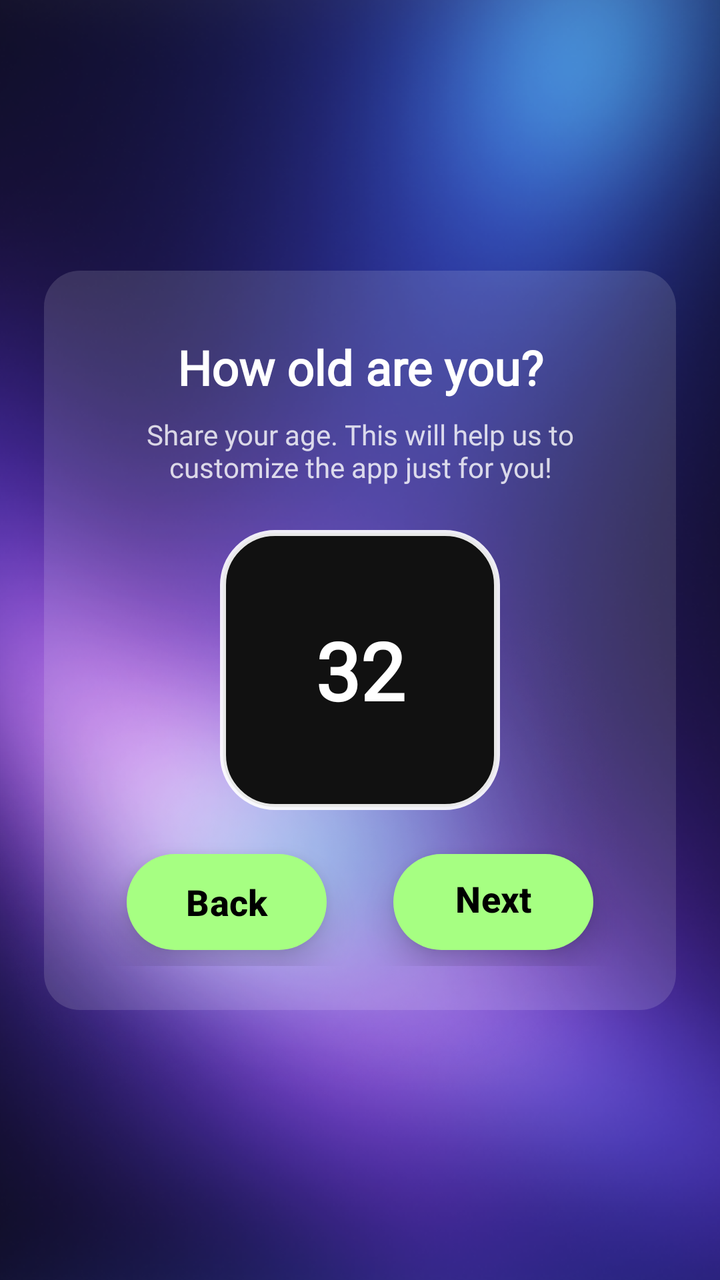
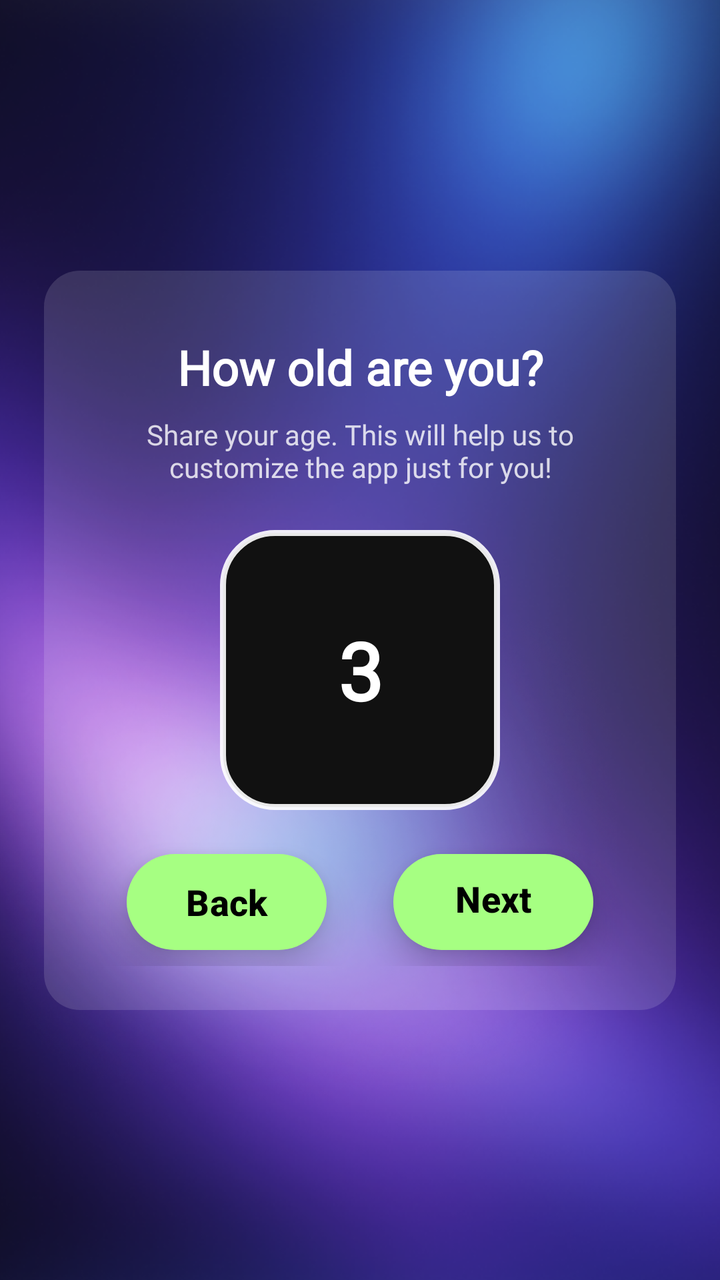

An Android layout rendered at two revisions. The XML below is the earlier revision; the diff shows what the commit changed to produce the second picture.
<!-- AndroidManifest.xml: application theme Theme.RecoveryAI -->
<!-- res/layout/activity_signup_four.xml -->
<?xml version="1.0" encoding="utf-8"?>
<androidx.constraintlayout.widget.ConstraintLayout
    xmlns:android="http://schemas.android.com/apk/res/android"
    xmlns:app="http://schemas.android.com/apk/res-auto"
    android:layout_width="match_parent"
    android:layout_height="match_parent">

    
    <ImageView
        android:id="@+id/bg"
        android:layout_width="0dp"
        android:layout_height="0dp"
        android:scaleType="centerCrop"
        android:src="@drawable/bg_auth"
        app:layout_constraintTop_toTopOf="parent"
        app:layout_constraintBottom_toBottomOf="parent"
        app:layout_constraintStart_toStartOf="parent"
        app:layout_constraintEnd_toEndOf="parent" />

    
    <FrameLayout
        android:id="@+id/card"
        android:layout_width="0dp"
        android:layout_height="wrap_content"
        android:layout_margin="22dp"
        android:background="@drawable/bg_glass"
        app:layout_constraintTop_toTopOf="parent"
        app:layout_constraintBottom_toBottomOf="parent"
        app:layout_constraintStart_toStartOf="parent"
        app:layout_constraintEnd_toEndOf="parent"
        app:layout_constraintVertical_bias="0.5">

        <androidx.constraintlayout.widget.ConstraintLayout
            android:layout_width="match_parent"
            android:layout_height="wrap_content"
            android:padding="22dp">

            
            <TextView
                android:id="@+id/title"
                android:layout_width="0dp"
                android:layout_height="wrap_content"
                android:text="How old are you?"
                android:textColor="@android:color/white"
                android:textSize="24sp"
                android:textStyle="bold"
                android:gravity="center"
                android:fontFamily="@font/inter_bold"
                android:layout_marginTop="10dp"
                app:layout_constraintTop_toTopOf="parent"
                app:layout_constraintStart_toStartOf="parent"
                app:layout_constraintEnd_toEndOf="parent" />

            
            <TextView
                android:id="@+id/subtitle"
                android:layout_width="0dp"
                android:layout_height="wrap_content"
                android:layout_marginTop="8dp"
                android:text="Share your age. This will help us to customize the app just for you!"
                android:textColor="#CCFFFFFF"
                android:textSize="14sp"
                android:gravity="center"
                android:fontFamily="@font/manrope_regular"
                app:layout_constraintTop_toBottomOf="@id/title"
                app:layout_constraintStart_toStartOf="parent"
                app:layout_constraintEnd_toEndOf="parent" />

            
            <TextView
                android:id="@+id/age"
                android:layout_width="140dp"
                android:layout_height="140dp"
                android:layout_marginTop="22dp"
                android:background="@drawable/metric_box"
                android:text="32"
                android:textColor="@android:color/white"
                android:textSize="40sp"
                android:textStyle="bold"
                android:gravity="center"
                android:fontFamily="@font/inter_bold"
                android:elevation="12dp"
                app:layout_constraintTop_toBottomOf="@id/subtitle"
                app:layout_constraintStart_toStartOf="parent"
                app:layout_constraintEnd_toEndOf="parent"
                app:layout_constraintBottom_toTopOf="@id/btnBack"
                android:layout_marginBottom="22dp" />

            
            <Button
                android:id="@+id/btnBack"
                android:layout_width="100dp"
                android:layout_height="48dp"
                android:text="Back"
                android:textAllCaps="false"
                android:textColor="#000000"
                android:textStyle="bold"
                android:textSize="18sp"
                android:background="@drawable/green_pill"
                android:backgroundTint="@null"
                android:stateListAnimator="@null"
                app:backgroundTint="@null"
                android:elevation="10dp"
                android:layout_marginEnd="14dp"
                android:layout_marginBottom="8dp"
                app:layout_constraintStart_toStartOf="parent"
                app:layout_constraintEnd_toStartOf="@id/btnNext"
                app:layout_constraintBottom_toBottomOf="parent"
                app:layout_constraintHorizontalChainStyle="packed" />

            
            <Button
                android:id="@+id/btnNext"
                android:layout_width="100dp"
                android:layout_height="48dp"
                android:text="Next >"
                android:textAllCaps="false"
                android:textColor="#000000"
                android:textStyle="bold"
                android:textSize="18sp"
                android:background="@drawable/green_pill"
                android:backgroundTint="@null"
                android:stateListAnimator="@null"
                app:backgroundTint="@null"
                android:elevation="10dp"
                android:layout_marginBottom="8dp"
                app:layout_constraintStart_toEndOf="@id/btnBack"
                app:layout_constraintEnd_toEndOf="parent"
                app:layout_constraintBottom_toBottomOf="parent" />

        </androidx.constraintlayout.widget.ConstraintLayout>
    </FrameLayout>

</androidx.constraintlayout.widget.ConstraintLayout>
<!-- resources referenced by this layout -->
<resources>
  <!-- drawable bg_auth: png bitmap (drawable, 740075 bytes) -->
  <!-- drawable bg_glass (drawable) -->
  <?xml version="1.0" encoding="utf-8"?>
  <shape xmlns:android="http://schemas.android.com/apk/res/android">
      <solid android:color="#22FFFFFF"/>
      <corners android:radius="18dp"/>
  </shape>
  <!-- drawable green_pill (drawable) -->
  <?xml version="1.0" encoding="utf-8"?>
  <shape xmlns:android="http://schemas.android.com/apk/res/android">
      <corners android:radius="28dp"/>
  
      <gradient
          android:type="linear"
          android:angle="0"
          android:startColor="#A6FF82"
          android:endColor="#A6FF82" />
  </shape>
  <!-- drawable metric_box (drawable) -->
  <shape xmlns:android="http://schemas.android.com/apk/res/android">
      <solid android:color="#111111"/>
      <corners android:radius="26dp"/>
      <stroke
          android:width="3dp"
          android:color="#E6FFFFFF"/>
      <padding
          android:left="20dp"
          android:right="20dp"
          android:top="20dp"
          android:bottom="20dp"/>
  </shape>
  <style name="Theme.RecoveryAI" parent="Theme.Material3.DayNight.NoActionBar">
  
      </style>
</resources>

<!-- the commit's change to res/layout/activity_signup_four.xml (unified diff, before → after) -->
@@ -67,24 +67,25 @@
                 app:layout_constraintEnd_toEndOf="parent" />
 
             
-            <TextView
+            <EditText
                 android:id="@+id/age"
                 android:layout_width="140dp"
                 android:layout_height="140dp"
                 android:layout_marginTop="22dp"
+                android:layout_marginBottom="22dp"
                 android:background="@drawable/metric_box"
-                android:text="32"
+                android:elevation="12dp"
+                android:fontFamily="@font/inter_bold"
+                android:gravity="center"
+                android:inputType="number"
+                android:text="3"
                 android:textColor="@android:color/white"
                 android:textSize="40sp"
                 android:textStyle="bold"
-                android:gravity="center"
-                android:fontFamily="@font/inter_bold"
-                android:elevation="12dp"
-                app:layout_constraintTop_toBottomOf="@id/subtitle"
+                app:layout_constraintBottom_toTopOf="@id/btnBack"
+                app:layout_constraintEnd_toEndOf="parent"
                 app:layout_constraintStart_toStartOf="parent"
-                app:layout_constraintEnd_toEndOf="parent"
-                app:layout_constraintBottom_toTopOf="@id/btnBack"
-                android:layout_marginBottom="22dp" />
+                app:layout_constraintTop_toBottomOf="@id/subtitle" />
 
             
             <Button
@@ -105,8 +106,7 @@
                 android:layout_marginBottom="8dp"
                 app:layout_constraintStart_toStartOf="parent"
                 app:layout_constraintEnd_toStartOf="@id/btnNext"
-                app:layout_constraintBottom_toBottomOf="parent"
-                app:layout_constraintHorizontalChainStyle="packed" />
+                app:layout_constraintBottom_toBottomOf="parent" />
 
             
             <Button
